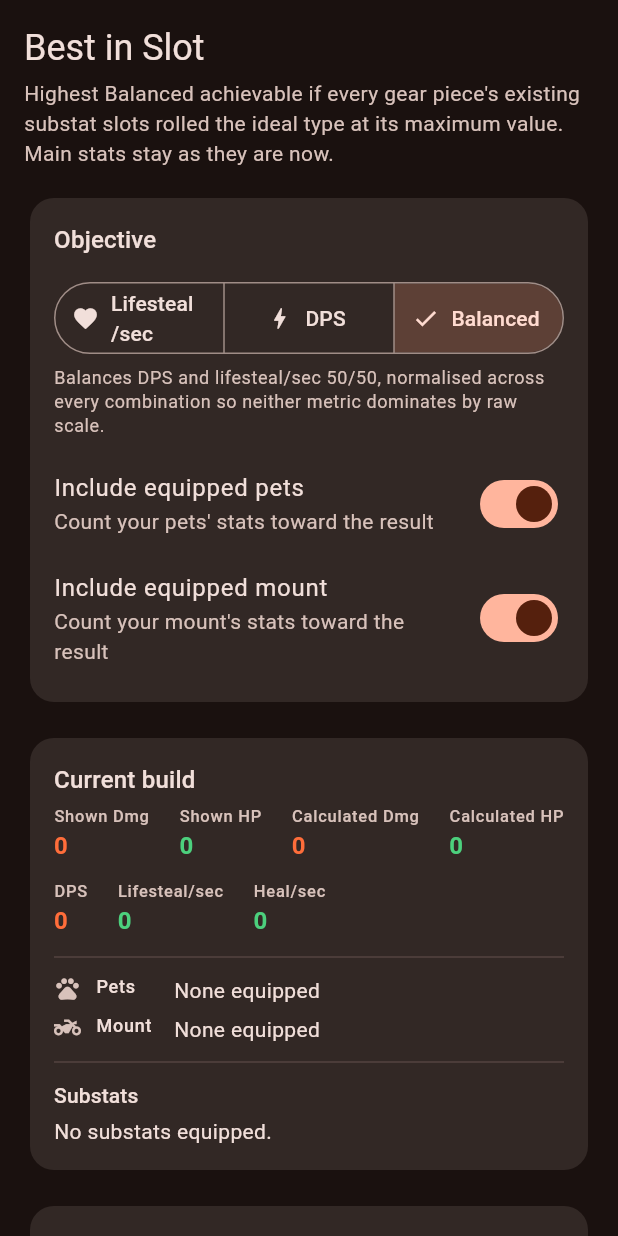
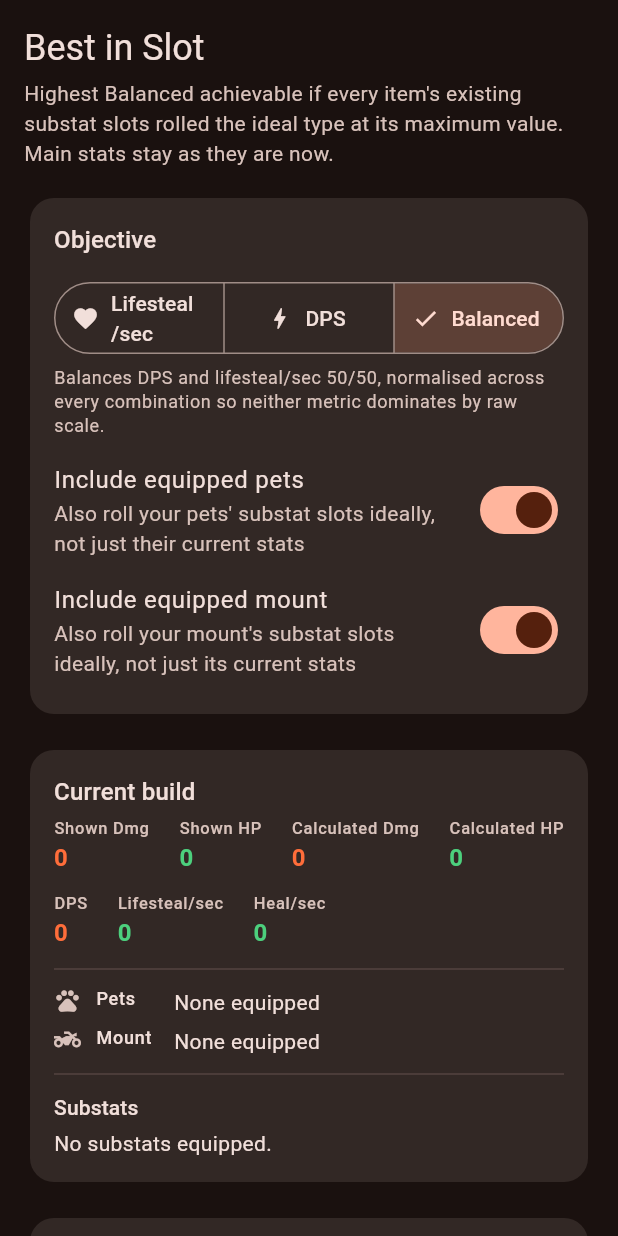
Before and after one commit to athoschiari/forge-master-calculator, a Flutter app: the BestInSlotScreen widget shown alone on an empty page, opened directly, on a phone screen of 412 x 824 dp. Run offline on Flutter 3.47's test engine with Material 3 defaults, Android fonts, the phone set to English and light mode, and no system bars; our stand-ins replace file_picker, shared_preferences, web; missing offline and left inert: dart:js_interop, excel; accounts and stored records are empty.

Commit message:
Pool pet/mount substat slots into the Best in Slot search
Previously, including equipped pets/mount in the calculation just
added their current stats as-is, unlike gear whose substats were
re-optimised. Now, whichever items are included - gear always,
pets/mount when toggled in - contribute their existing substat slot
count to one shared pool the search fills ideally, matching how gear
already worked. Only main stats (Damage/Health) stay fixed regardless.

Renamed SubstatCaps.gearMax to maxRoll since the same max-roll table
now values every item kind, not just gear.

Co-Authored-By: Claude Sonnet 5 <noreply@anthropic.com>

```diff
--- a/lib/engine/best_in_slot.dart
+++ b/lib/engine/best_in_slot.dart
@@ -7,14 +7,14 @@ import '../models/stats.dart';
 import 'calculator.dart';
 import 'formulas.dart';
 
-/// Highest value a single gear substat roll can reach, keyed by type. This is
-/// a gear-only table (pets and mounts are not re-rolled by [BestInSlot], only
-/// read as fixed contributors) taken from the game's substat pool, not
-/// derivable from anything already in the model layer.
+/// Highest value a single substat roll can reach, keyed by type - the same
+/// pool for gear, pets and mounts alike (there's no separate max-roll table
+/// per item kind in-game). [BestInSlot] uses this to value every substat slot
+/// it optimises, whichever item it belongs to.
 class SubstatCaps {
   const SubstatCaps._();
 
-  static const Map<SubstatType, double> gearMax = {
+  static const Map<SubstatType, double> maxRoll = {
     SubstatType.critChance: 12,
     SubstatType.critDamage: 80,
     SubstatType.blockChance: 5,
@@ -31,10 +31,11 @@ class SubstatCaps {
   };
 }
 
-/// Result of [BestInSlot.solve]. [totalSlots] is how many gear substat slots
-/// fed the search (0 means no gear has any substat rolled, so [build] is just
-/// the unmodified fixed aggregate) - callers use it to tell "nothing to
-/// optimise" apart from a genuine best-in-slot [build].
+/// Result of [BestInSlot.solve]. [totalSlots] is how many substat slots (across
+/// gear and, if included, pets/mount) fed the search (0 means nothing
+/// included has any substat rolled, so [build] is just the unmodified fixed
+/// aggregate) - callers use it to tell "nothing to optimise" apart from a
+/// genuine best-in-slot [build].
 class BestInSlotResult {
   final BuildResult build;
   final int totalSlots;
@@ -42,16 +43,17 @@ class BestInSlotResult {
   const BestInSlotResult({required this.build, required this.totalSlots});
 }
 
-/// Answers "if every gear piece's substats rolled ideally, what's my ceiling
-/// for a chosen objective (DPS, Lifesteal/sec, or both combined)?" Every gear
-/// piece's main stats (Damage/Health) are always held fixed at their current
-/// build contribution; pets and mount are fixed too, but the caller may pass
-/// an empty list / null to exclude them from the calculation entirely. Only
-/// gear *substats* are re-optimised, and only up to the number of substat
-/// slots a piece already has (a piece with one rolled substat is searched
-/// with one slot, not two; an empty piece contributes none). A single piece's
-/// two slots are never assigned the same type, matching the game's
-/// no-duplicate-substat-per-item rule.
+/// Answers "if every substat slot rolled ideally, what's my ceiling for a
+/// chosen objective (DPS, Lifesteal/sec, or both combined)?" Every equipped
+/// item's main stats (Damage/Health) are always held fixed at their current
+/// contribution; the caller passes an empty pet list / null mount to exclude
+/// them from the calculation entirely. Whichever items *are* included - gear
+/// always, pets/mount when the caller includes them - have their substats
+/// re-optimised together as one pool, each contributing only as many slots as
+/// it already has rolled (an item with one substat is searched with one slot,
+/// not two; an empty item contributes none). A single item's two slots are
+/// never assigned the same type, matching the game's no-duplicate-substat-
+/// per-item rule.
 class BestInSlot {
   const BestInSlot._();
 
@@ -89,26 +91,29 @@ class BestInSlot {
     required OptimizationMode mode,
   }) {
     var fixed = Stats.zero;
+    final capacities = <int>[];
+
+    // One item (gear piece, pet or mount) contributes its main stats always,
+    // and as many substat slots as it already has rolled (0/1/2) to the
+    // shared pool the search below fills.
+    void addItem(double mainDamage, double mainHealth, List<Substat> substats) {
+      fixed = fixed +
+          Stats.fromParts(flatDamage: mainDamage, flatHealth: mainHealth);
+      final slots = substats.length.clamp(0, 2);
+      if (slots > 0) capacities.add(slots);
+    }
+
     for (final piece in gear.values) {
       if (piece != null) {
-        fixed = fixed +
-            Stats.fromParts(
-              flatDamage: piece.mainDamage,
-              flatHealth: piece.mainHealth,
-            );
+        addItem(piece.mainDamage, piece.mainHealth, piece.substats);
       }
     }
     for (final pet in pets) {
-      fixed = fixed + pet.toStats();
+      addItem(pet.mainDamage, pet.mainHealth, pet.substats);
     }
-    if (mount != null) fixed = fixed + mount.toStats();
-
-    // One gear piece = one "item" that can carry up to its current substat
-    // count, each slot a different type.
-    final capacities = [
-      for (final piece in gear.values)
-        if (piece != null) piece.substats.length.clamp(0, 2),
-    ].where((c) => c > 0).toList();
+    if (mount != null) {
+      addItem(mount.mainDamage, mount.mainHealth, mount.substats);
+    }
 
     final itemCount = capacities.length;
     final totalSlots = capacities.fold(0, (sum, c) => sum + c);
@@ -121,15 +126,15 @@ class BestInSlot {
     }
 
     final types = _relevantTypes(config.weaponType, mode);
-    final maxPerSlot = [for (final t in types) SubstatCaps.gearMax[t] ?? 0];
+    final maxPerSlot = [for (final t in types) SubstatCaps.maxRoll[t] ?? 0];
 
     var bestScore = -1.0;
     var bestCounts = List<int>.filled(types.length, 0);
     final counts = List<int>.filled(types.length, 0);
 
     // Every composition of totalSlots across `types`, capped at itemCount
-    // per type (one gear piece can carry a given type at most once, whether
-    // it has one or two slots) so the result stays realisable per-item.
+    // per type (one item can carry a given type at most once, whether it has
+    // one or two slots) so the result stays realisable per-item.
     void search(int index, int remaining) {
       final last = index == types.length - 1;
       final cap = remaining < itemCount ? remaining : itemCount;
--- a/lib/screens/best_in_slot_screen.dart
+++ b/lib/screens/best_in_slot_screen.dart
@@ -5,10 +5,11 @@ import '../models/enums.dart';
 import '../state/app_state.dart';
 import '../widgets/build_summary_banner.dart';
 
-/// Answers "what's my ceiling for a chosen objective if my gear substats were
-/// ideal?" Every gear piece's main stats stay exactly as equipped; pets and
-/// mount can be toggled in or out of the calculation. The search itself
-/// lives in `engine/best_in_slot.dart` - this screen just presents it.
+/// Answers "what's my ceiling for a chosen objective if every substat rolled
+/// ideally?" Every item's main stats stay exactly as equipped; pets and mount
+/// can be toggled in or out - when included, their substat slots join gear's
+/// in the search, not just their current stats. The search itself lives in
+/// `engine/best_in_slot.dart` - this screen just presents it.
 class BestInSlotScreen extends StatefulWidget {
   const BestInSlotScreen({super.key});
 
@@ -37,9 +38,9 @@ class _BestInSlotScreenState extends State<BestInSlotScreen> {
         Text('Best in Slot', style: theme.textTheme.headlineSmall),
         const SizedBox(height: 4),
         Text(
-          "Highest ${_mode.shortLabel} achievable if every gear piece's "
-          'existing substat slots rolled the ideal type at its maximum '
-          'value. Main stats stay as they are now.',
+          "Highest ${_mode.shortLabel} achievable if every item's existing "
+          'substat slots rolled the ideal type at its maximum value. Main '
+          'stats stay as they are now.',
           style: theme.textTheme.bodyMedium?.copyWith(
             color: theme.colorScheme.onSurfaceVariant,
           ),
@@ -85,16 +86,18 @@ class _BestInSlotScreenState extends State<BestInSlotScreen> {
                 SwitchListTile(
                   contentPadding: EdgeInsets.zero,
                   title: const Text('Include equipped pets'),
-                  subtitle:
-                      const Text("Count your pets' stats toward the result"),
+                  subtitle: const Text(
+                      "Also roll your pets' substat slots ideally, not just "
+                      "their current stats"),
                   value: _includePets,
                   onChanged: (v) => setState(() => _includePets = v),
                 ),
                 SwitchListTile(
                   contentPadding: EdgeInsets.zero,
                   title: const Text('Include equipped mount'),
-                  subtitle:
-                      const Text("Count your mount's stats toward the result"),
+                  subtitle: const Text(
+                      "Also roll your mount's substat slots ideally, not "
+                      "just its current stats"),
                   value: _includeMount,
                   onChanged: (v) => setState(() => _includeMount = v),
                 ),
@@ -116,8 +119,8 @@ class _BestInSlotScreenState extends State<BestInSlotScreen> {
             child: Padding(
               padding: const EdgeInsets.all(16),
               child: Text(
-                "None of your gear has any substats rolled yet, so there's "
-                'nothing to optimise.',
+                "Nothing in this calculation has any substats rolled yet, "
+                "so there's nothing to optimise.",
                 style: theme.textTheme.bodyMedium,
               ),
             ),
```
Also changed, not shown: lib/state/app_state.dart (+4 -3 lines), 2 other files.
